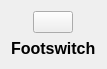
First picture: the form in src/pyfx/ui/footswitch_component.ui, repository keatoncscheible/gfx_dev_app, before the edit.
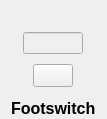
Second picture: the form after the edit. Custom widgets are drawn as their Qt base class.

Patch:
```diff
--- a/src/pyfx/ui/footswitch_component.ui
+++ b/src/pyfx/ui/footswitch_component.ui
@@ -7,13 +7,60 @@
     <x>0</x>
     <y>0</y>
     <width>101</width>
-    <height>69</height>
+    <height>119</height>
    </rect>
   </property>
   <property name="windowTitle">
    <string>FootswitchComponent</string>
   </property>
   <layout class="QVBoxLayout" name="verticalLayout">
+   <property name="spacing">
+    <number>10</number>
+   </property>
+   <property name="topMargin">
+    <number>0</number>
+   </property>
+   <property name="bottomMargin">
+    <number>0</number>
+   </property>
+   <item>
+    <widget class="QWidget" name="footswitch_editbox_placeholder" native="true">
+     <property name="sizePolicy">
+      <sizepolicy hsizetype="Fixed" vsizetype="Fixed">
+       <horstretch>0</horstretch>
+       <verstretch>0</verstretch>
+      </sizepolicy>
+     </property>
+     <property name="minimumSize">
+      <size>
+       <width>0</width>
+       <height>22</height>
+      </size>
+     </property>
+    </widget>
+   </item>
+   <item alignment="Qt::AlignHCenter">
+    <widget class="QLineEdit" name="footswitch_editbox">
+     <property name="enabled">
+      <bool>false</bool>
+     </property>
+     <property name="sizePolicy">
+      <sizepolicy hsizetype="Fixed" vsizetype="Fixed">
+       <horstretch>0</horstretch>
+       <verstretch>0</verstretch>
+      </sizepolicy>
+     </property>
+     <property name="maximumSize">
+      <size>
+       <width>60</width>
+       <height>16777215</height>
+      </size>
+     </property>
+     <property name="alignment">
+      <set>Qt::AlignCenter</set>
+     </property>
+    </widget>
+   </item>
    <item alignment="Qt::AlignHCenter">
     <widget class="Footswitch" name="footswitch">
      <property name="sizePolicy">
```
Left out of the diff: 22 changed lines with no effect on the pictures.
